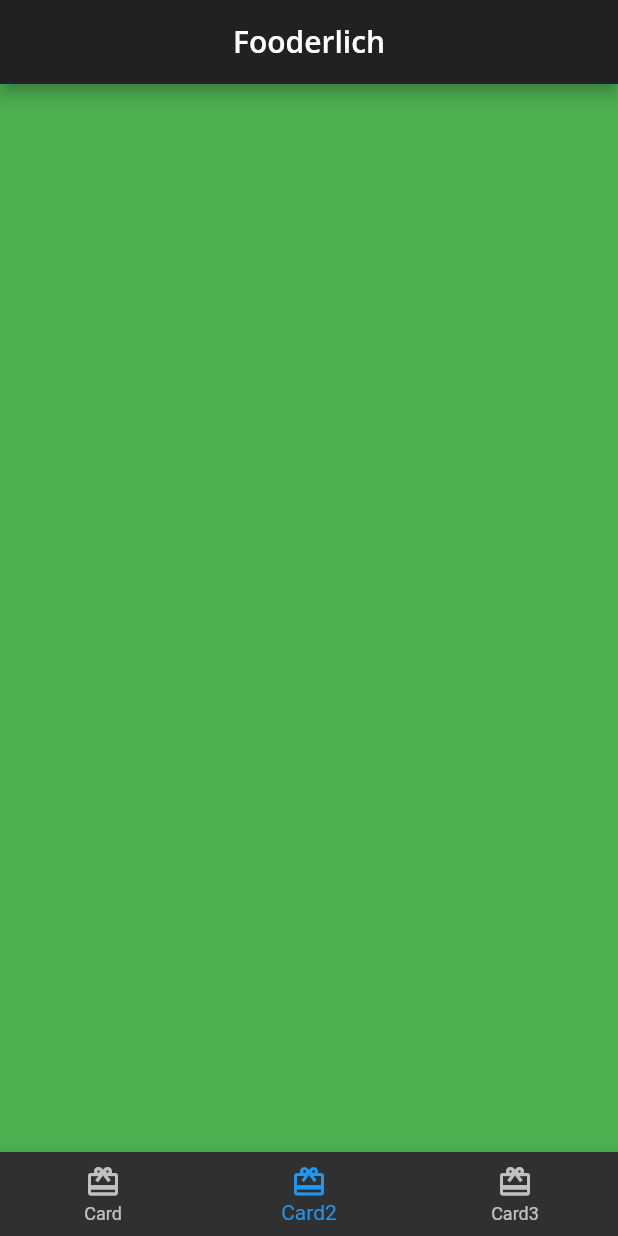
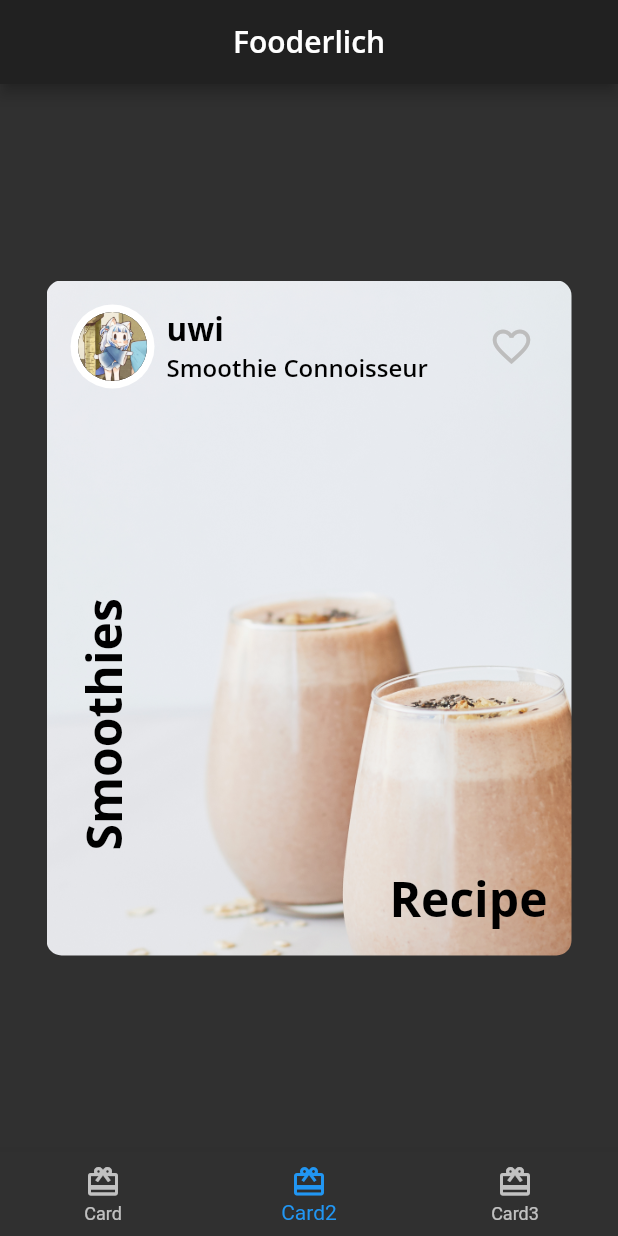
Before and after one commit to Uwi0/fooder_lich02062021, a Flutter app: the screen it shows after launch, item 2 of the bottom bar chosen, on a phone screen of 412 x 824 dp. Run offline on Flutter 3.47's test engine with Material 2 defaults, Android fonts, the phone set to English and light mode, and no system bars; our stand-ins replace google_fonts.

Commit message:
Card 2 interface

```diff
--- /dev/null
+++ b/lib/author_card.dart
@@ -0,0 +1,55 @@
+import 'package:flutter/cupertino.dart';
+import 'package:flutter/material.dart';
+import 'fooderlich_theme.dart';
+import 'circle_image.dart';
+
+class AuthorCard extends StatelessWidget{
+  const AuthorCard({
+    Key? key,
+    this.authorName,
+    this.title,
+    this.imageProvider
+}) : super(key: key);
+  final String? authorName;
+  final String? title;
+  final ImageProvider? imageProvider;
+
+  @override
+  Widget build(BuildContext context) {
+    return Container(
+      padding: const EdgeInsets.all(16),
+      child: Row(
+        mainAxisAlignment: MainAxisAlignment.spaceBetween,
+        children: [
+          Row(children: [
+            CircleImage(imageProvider: imageProvider, imageRadius: 28,),
+            const SizedBox(width: 8,),
+            Column(
+              crossAxisAlignment: CrossAxisAlignment.start,
+              children: [
+                Text(
+                  authorName!,
+                  style: FooderlichTheme.lightTextTheme.headline2,
+                ),
+                Text(
+                  title!,
+                  style: FooderlichTheme.lightTextTheme.headline3,
+                ),
+              ],
+            ),
+          ],),
+          IconButton(
+            icon: const Icon(Icons.favorite_border),
+            iconSize: 30,
+            color: Colors.grey[400],
+            onPressed: (){
+              const snackBar = SnackBar(content: Text('Press Favorite'));
+              // ignore: deprecated_member_use
+              Scaffold.of(context).showSnackBar(snackBar);
+            },
+          ),
+        ],
+      ),
+    );
+  }
+}
--- /dev/null
+++ b/lib/card2.dart
@@ -0,0 +1,58 @@
+import 'package:flutter/material.dart';
+import 'package:fooder_lich/fooderlich_theme.dart';
+import 'author_card.dart';
+
+class Card2 extends StatelessWidget{
+  const Card2({Key? key}) : super(key: key);
+
+  @override
+  Widget build(BuildContext context) {
+    return Center(
+      child: Container(
+        constraints: const BoxConstraints.expand(width: 350, height: 450),
+        decoration: const BoxDecoration(
+          image: DecorationImage(
+              image: AssetImage('assets/mag5.png'),
+              fit: BoxFit.cover
+          ),
+          borderRadius: BorderRadius.all(Radius.circular(10.0)),
+        ),
+        child: Column(
+          children: [
+            const AuthorCard(
+              authorName: 'uwi',
+              title: 'Smoothie Connoisseur',
+              imageProvider: AssetImage('assets/gawr_gura.jpg'),
+            ),
+
+            Expanded(
+              child: Stack(
+                children: [
+                  Positioned(
+                    bottom: 16,
+                    right: 16,
+                    child: Text(
+                      'Recipe',
+                      style: FooderlichTheme.lightTextTheme.headline1,
+                    ),
+                  ),
+                  Positioned(
+                    bottom: 70,
+                    left: 16,
+                    child: RotatedBox(
+                      quarterTurns: 3,
+                      child: Text(
+                        'Smoothies',
+                        style: FooderlichTheme.lightTextTheme.headline1,
+                      ),
+                    ),
+                  ),
+                ],
+              ),
+            ),
+          ],
+        ),
+      ),
+    );
+  }
+}
--- /dev/null
+++ b/lib/circle_image.dart
@@ -0,0 +1,24 @@
+import 'package:flutter/material.dart';
+
+class CircleImage extends StatelessWidget{
+  const CircleImage({
+    Key? key,
+    this.imageProvider,
+    this.imageRadius = 20,
+  }) : super(key: key);
+
+  final double imageRadius;
+  final ImageProvider? imageProvider;
+
+  @override
+  Widget build(BuildContext context) {
+    return CircleAvatar(
+      backgroundColor: Colors.white,
+      radius: imageRadius,
+      child: CircleAvatar(
+        radius: imageRadius - 5,
+        backgroundImage: imageProvider,
+      ),
+    );
+  }
+}
--- /dev/null
+++ b/lib/explorer_card.dart
@@ -0,0 +1,29 @@
+import 'package:flutter/material.dart';
+
+class Card3 extends StatelessWidget{
+  const Card3({Key? key}) : super(key: key);
+
+  @override
+  Widget build(BuildContext context) {
+    return Center(
+      child: Container(
+        constraints: const BoxConstraints.expand(width: 350, height: 450),
+        decoration: const BoxDecoration(
+          image: DecorationImage(image: AssetImage('assets/mag2.png'),
+            fit: BoxFit.cover,
+          ),
+          borderRadius: BorderRadius.all(Radius.circular(10.0)),
+        ),
+        child: Stack(
+          children: [
+            //TODO 5: add dark overlay Box Decoration
+            //TODO 6: Add Container, column, icon, and text
+            //TODO 7: Add Center Widget with Chip widget children
+          ],
+        ),
+      ),
+    );
+  }
+
+
+}
--- a/lib/home.dart
+++ b/lib/home.dart
@@ -1,5 +1,6 @@
 import 'package:flutter/material.dart';
 import 'package:fooder_lich/card1.dart';
+import 'package:fooder_lich/card2.dart';
 
 class Home extends StatefulWidget{
   const Home({Key? key}) : super(key: key);
@@ -13,7 +14,7 @@ class _HomeState extends State<Home> {
 
   static List<Widget> pages = <Widget>[
     const Card1(),
-    Container(color: Colors.green),
+    const Card2(),
     Container(color: Colors.blue,)
   ];
 
```
Also changed, not shown: assets/gawr_gura.jpg (added).
